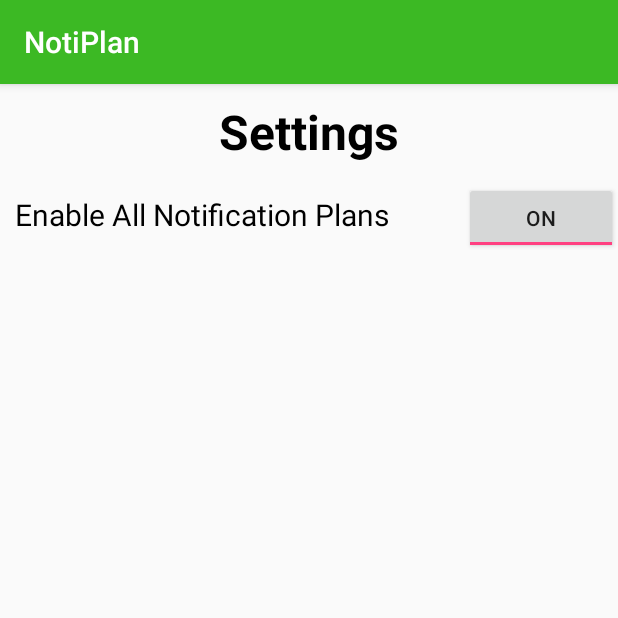
After one commit to DamienFleming/NotiPlan, an Android app: the SettingsActivity screen opened directly, with no data from a screen before it, on a phone screen of 412 x 824 dp, the top half of it. The commit adds this screen. Run offline under Robolectric (Android 15) with nearby library versions, the phone set to English and light mode, and no system bars.

Commit message:
More progress on creating app

```diff
--- a/app/src/main/AndroidManifest.xml
+++ b/app/src/main/AndroidManifest.xml
@@ -16,6 +16,7 @@
                 <category android:name="android.intent.category.LAUNCHER" />
             </intent-filter>
         </activity>
+        <activity android:name=".SettingsActivity"></activity>
     </application>
 
 </manifest>
--- /dev/null
+++ b/app/src/main/java/com/damien/notiplan/SettingsActivity.java
@@ -0,0 +1,40 @@
+package com.damien.notiplan;
+
+import android.support.v7.app.AppCompatActivity;
+import android.os.Bundle;
+import android.view.View;
+import android.widget.Toast;
+import android.widget.ToggleButton;
+
+public class SettingsActivity extends AppCompatActivity {
+
+    public static Toast settingsToast = null;
+
+    @Override
+    protected void onCreate(Bundle savedInstanceState) {
+        super.onCreate(savedInstanceState);
+        setContentView(R.layout.activity_settings);
+    }
+    public void enableNotiPlanner(View v){
+        String notiEnabled;
+        ToggleButton toggle = (ToggleButton) findViewById(R.id.PlannerOnOff);
+        if (toggle.isChecked())
+        {
+            notiEnabled = "Enabled";
+        }
+        else
+        {
+            notiEnabled = "Disabled";
+        }
+        if(settingsToast != null)
+        {
+            settingsToast.cancel();
+            settingsToast = null;
+        }
+        if(settingsToast == null)
+        {
+            settingsToast = Toast.makeText(SettingsActivity.this ,"NotiPlanner has been " + notiEnabled, Toast.LENGTH_LONG);
+            settingsToast.show();
+        }
+    }
+}
--- /dev/null
+++ b/app/src/main/res/layout/activity_settings.xml
@@ -0,0 +1,36 @@
+<?xml version="1.0" encoding="utf-8"?>
+<LinearLayout xmlns:android="http://schemas.android.com/apk/res/android"
+    android:layout_width="match_parent"
+    android:layout_height="match_parent"
+    android:orientation="vertical" >
+    <TextView android:id="@+id/header"
+        android:layout_width="match_parent"
+        android:layout_height="wrap_content"
+        android:text="@string/settingsText"
+        android:textColor="#000000"
+        android:textStyle="bold"
+        android:textSize="32sp"
+        android:padding="10sp"
+        android:gravity="center"/>
+    <LinearLayout xmlns:android="http://schemas.android.com/apk/res/android"
+        android:layout_width="match_parent"
+        android:layout_height="match_parent"
+        android:orientation="horizontal" >
+        <TextView android:id="@+id/PlannerOnOffLabel"
+            android:layout_width="match_parent"
+            android:layout_height="wrap_content"
+            android:text="@string/PlannerOnOffLabel"
+            android:textColor="#000000"
+            android:textStyle="normal"
+            android:textSize="20sp"
+            android:padding="10sp"
+            android:gravity="left"
+            android:layout_weight="0.25"/>
+        <ToggleButton android:id="@+id/PlannerOnOff"
+            android:layout_width="match_parent"
+            android:layout_height="wrap_content"
+            android:layout_weight="0.75"
+            android:checked="true"
+            android:onClick="enableNotiPlanner"/>
+    </LinearLayout>
+</LinearLayout>
--- a/app/src/main/res/values/strings.xml
+++ b/app/src/main/res/values/strings.xml
@@ -3,5 +3,5 @@
     <string name="manageButtonText">Manage Notification Plans</string>
     <string name="headerText">Welcome to NotiPlan</string>
     <string name="settingsText">Settings</string>
-    <string name="test">test</string>
+    <string name="PlannerOnOffLabel">Enable All Notification Plans</string>
 </resources>
```
Also changed, not shown: app/src/main/java/com/damien/notiplan/HomeScreenActivity.java (+7 -0 lines), app/src/main/res/layout/activity_home_screen.xml (+2 -14 lines).
